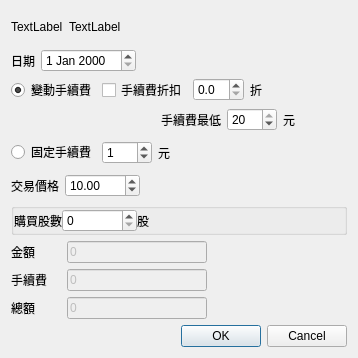
This is QtStockRegularTradingEditDialog.ui in foxking0416/PythonStockPrice as Qt 5 draws it before an edit. The edited form follows.
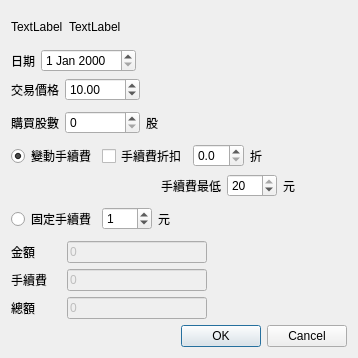
This is the edited form.

Commit message: 調整定期定額買入的UI

Diff of the .ui file:
```diff
--- a/QtStockRegularTradingEditDialog.ui
+++ b/QtStockRegularTradingEditDialog.ui
@@ -78,6 +78,93 @@
      </item>
     </layout>
    </item>
+   <item>
+    <layout class="QHBoxLayout" name="horizontalLayout_3">
+     <item>
+      <widget class="QLabel" name="label_2">
+       <property name="text">
+        <string>交易價格</string>
+       </property>
+      </widget>
+     </item>
+     <item>
+      <widget class="QDoubleSpinBox" name="qtPriceDoubleSpinBox">
+       <property name="minimumSize">
+        <size>
+         <width>75</width>
+         <height>0</height>
+        </size>
+       </property>
+       <property name="maximum">
+        <double>9999.989999999999782</double>
+       </property>
+       <property name="value">
+        <double>10.000000000000000</double>
+       </property>
+      </widget>
+     </item>
+     <item>
+      <spacer name="horizontalSpacer_4">
+       <property name="orientation">
+        <enum>Qt::Horizontal</enum>
+       </property>
+       <property name="sizeHint" stdset="0">
+        <size>
+         <width>40</width>
+         <height>20</height>
+        </size>
+       </property>
+      </spacer>
+     </item>
+    </layout>
+   </item>
+   <item>
+    <layout class="QHBoxLayout" name="horizontalLayout_6">
+     <item>
+      <widget class="QLabel" name="label_12">
+       <property name="text">
+        <string>購買股數</string>
+       </property>
+      </widget>
+     </item>
+     <item>
+      <widget class="QSpinBox" name="qtOddTradeCountSpinBox">
+       <property name="enabled">
+        <bool>true</bool>
+       </property>
+       <property name="minimumSize">
+        <size>
+         <width>75</width>
+         <height>0</height>
+        </size>
+       </property>
+       <property name="maximum">
+        <number>99999</number>
+       </property>
+      </widget>
+     </item>
+     <item>
+      <widget class="QLabel" name="label_5">
+       <property name="text">
+        <string>股</string>
+       </property>
+      </widget>
+     </item>
+     <item>
+      <spacer name="horizontalSpacer_2">
+       <property name="orientation">
+        <enum>Qt::Horizontal</enum>
+       </property>
+       <property name="sizeHint" stdset="0">
+        <size>
+         <width>40</width>
+         <height>20</height>
+        </size>
+       </property>
+      </spacer>
+     </item>
+    </layout>
+   </item>
    <item>
     <layout class="QVBoxLayout" name="verticalLayout_4">
      <item>
@@ -246,117 +333,6 @@
      </item>
     </layout>
    </item>
-   <item>
-    <layout class="QHBoxLayout" name="horizontalLayout_3">
-     <item>
-      <widget class="QLabel" name="label_2">
-       <property name="text">
-        <string>交易價格</string>
-       </property>
-      </widget>
-     </item>
-     <item>
-      <widget class="QDoubleSpinBox" name="qtPriceDoubleSpinBox">
-       <property name="minimumSize">
-        <size>
-         <width>75</width>
-         <height>0</height>
-        </size>
-       </property>
-       <property name="maximum">
-        <double>9999.989999999999782</double>
-       </property>
-       <property name="value">
-        <double>10.000000000000000</double>
-       </property>
-      </widget>
-     </item>
-     <item>
-      <spacer name="horizontalSpacer_4">
-       <property name="orientation">
-        <enum>Qt::Horizontal</enum>
-       </property>
-       <property name="sizeHint" stdset="0">
-        <size>
-         <width>40</width>
-         <height>20</height>
-        </size>
-       </property>
-      </spacer>
-     </item>
-    </layout>
-   </item>
-   <item>
-    <widget class="QGroupBox" name="groupBox">
-     <property name="title">
-      <string/>
-     </property>
-     <layout class="QVBoxLayout" name="verticalLayout_2">
-      <property name="spacing">
-       <number>0</number>
-      </property>
-      <property name="leftMargin">
-       <number>0</number>
-      </property>
-      <property name="topMargin">
-       <number>0</number>
-      </property>
-      <property name="rightMargin">
-       <number>0</number>
-      </property>
-      <property name="bottomMargin">
-       <number>0</number>
-      </property>
-      <item>
-       <layout class="QHBoxLayout" name="horizontalLayout_6">
-        <item>
-         <widget class="QLabel" name="label_12">
-          <property name="text">
-           <string>購買股數</string>
-          </property>
-         </widget>
-        </item>
-        <item>
-         <widget class="QSpinBox" name="qtOddTradeCountSpinBox">
-          <property name="enabled">
-           <bool>true</bool>
-          </property>
-          <property name="minimumSize">
-           <size>
-            <width>75</width>
-            <height>0</height>
-           </size>
-          </property>
-          <property name="maximum">
-           <number>99999</number>
-          </property>
-         </widget>
-        </item>
-        <item>
-         <widget class="QLabel" name="label_5">
-          <property name="text">
-           <string>股</string>
-          </property>
-         </widget>
-        </item>
-        <item>
-         <spacer name="horizontalSpacer_2">
-          <property name="orientation">
-           <enum>Qt::Horizontal</enum>
-          </property>
-          <property name="sizeHint" stdset="0">
-           <size>
-            <width>40</width>
-            <height>20</height>
-           </size>
-          </property>
-         </spacer>
-        </item>
-       </layout>
-      </item>
-     </layout>
-    </widget>
-   </item>
    <item>
     <layout class="QHBoxLayout" name="horizontalLayout_4">
      <item>
```
The commit also changes 1 other file.
